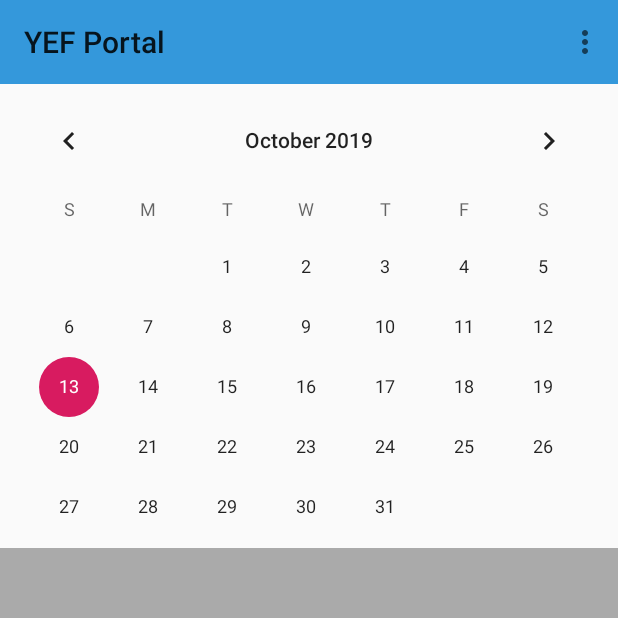
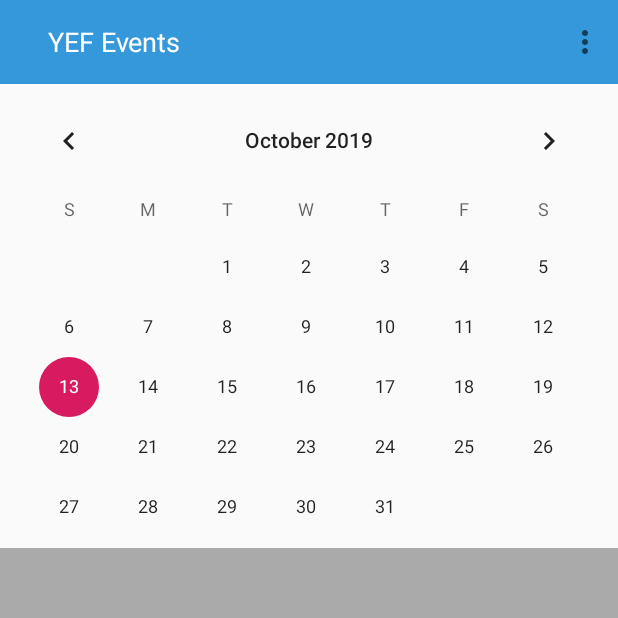
Before and after one commit to dsarkar99/yef-android-app, an Android app: the screen it shows after launch (MainActivity), on a phone screen of 412 x 824 dp, the top half of it. Run offline under Robolectric (Android 15) with nearby library versions, the phone set to English and light mode, and no system bars; pictures from the network do not load.

Commit message:
Added Title text and Options menu in 3 activity. Modified activity java files as well as xml files for the working function of SHARE, RATE, ADMIN LOGIN menu items.

```diff
--- a/app/build.gradle
+++ b/app/build.gradle
@@ -9,6 +9,7 @@ android {
         versionCode 1
         versionName "1.0"
         testInstrumentationRunner "android.support.test.runner.AndroidJUnitRunner"
+        vectorDrawables.useSupportLibrary = true
     }
     buildTypes {
         release {
--- a/app/src/main/AndroidManifest.xml
+++ b/app/src/main/AndroidManifest.xml
@@ -30,7 +30,8 @@
             </intent-filter>
         </activity>
 
-      <activity android:name=".AdminLogin"></activity>
+        <activity android:name=".AdminLogin" />
+        <activity android:name=".Event_detail"/>
 
     </application>
 
--- a/app/src/main/java/com/example/yef/MainActivity.java
+++ b/app/src/main/java/com/example/yef/MainActivity.java
@@ -1,19 +1,28 @@
 package com.example.yef;
 
+import android.content.ActivityNotFoundException;
+import android.content.Context;
 import android.content.Intent;
+import android.net.Uri;
 import android.os.Build;
 import android.os.Bundle;
 import android.support.v7.app.AppCompatActivity;
+import android.support.v7.widget.PopupMenu;
 import android.support.v7.widget.Toolbar;
 import android.view.Menu;
 import android.view.MenuItem;
 import android.view.View;
 import android.view.animation.Animation;
 import android.view.animation.AnimationUtils;
+import android.widget.ImageView;
+import android.widget.TextView;
 import android.widget.Toast;
+
+import org.w3c.dom.Text;
 
 public class MainActivity extends AppCompatActivity {
 
+    Context context = this;
 
     @Override
     protected void onCreate(Bundle savedInstanceState) {
@@ -27,33 +36,6 @@ public class MainActivity extends AppCompatActivity {
         Animation anim = AnimationUtils.loadAnimation(MainActivity.this, R.anim.slide_downtool);
         toolbar.setAnimation(anim);
         whiteNotificationBar(toolbar);
-
-/*        menu.setOnClickListener(new View.OnClickListener() {
-            @Override
-            public void onClick(View view) {
-                PopupMenu popupMenu = new PopupMenu(context,menu);
-                popupMenu.setOnMenuItemClickListener(new PopupMenu.OnMenuItemClickListener() {
-                    @Override
-                    public boolean onMenuItemClick(MenuItem menuItem) {
-
-                        switch (menuItem.getItemId()){
-                            case R.id.admin_link:
-//                                Admin page redirecting
-                                return true;
-                            case R.id.share:
-//                                Application share procedure
-                                return true;
-                            case R.id.rate:
-//                                Link to playstore rating page
-                                return true;
-                        }
-                        return false;
-                    }
-                });
-                popupMenu.inflate(R.menu.options_menu);
-                popupMenu.show();
-            }
-        });*/
     }
 
     //    Function to get to home page activity on title text click.
@@ -82,13 +64,39 @@ public class MainActivity extends AppCompatActivity {
         int id = item.getItemId();
         switch (id){
             case R.id.admin_link:
-                Toast.makeText(getApplicationContext(),"Admin Login",Toast.LENGTH_LONG).show();
+                Intent intent = new Intent(this,AdminLogin.class);
+                startActivity(intent);
+//                Toast.makeText(getApplicationContext(),"Admin Login",Toast.LENGTH_LONG).show();
                 return true;
             case R.id.share:
-                Toast.makeText(getApplicationContext(),"Application share Procedure",Toast.LENGTH_LONG).show();
+                try {
+                    Intent shareIntent = new Intent(Intent.ACTION_SEND);
+                    shareIntent.setType("text/plain");
+                    shareIntent.putExtra(Intent.EXTRA_SUBJECT, R.string.app_name);
+                    String shareMessage= "\nShare this application with your partners!\n";
+                    shareMessage = shareMessage + "https://play.google.com/store/apps/details?id=" + BuildConfig.APPLICATION_ID +"\n";
+                    shareIntent.putExtra(Intent.EXTRA_TEXT, shareMessage);
+                    startActivity(Intent.createChooser(shareIntent, "Choose one"));
+                } catch(Exception e) {
+                    //e.toString();
+                }
+//                Toast.makeText(getApplicationContext(),"Application share Procedure",Toast.LENGTH_LONG).show();
                 return true;
             case R.id.rate:
-                Toast.makeText(getApplicationContext(),"Rate App",Toast.LENGTH_LONG).show();
+                Uri uri = Uri.parse("market://details?id=" + this.getPackageName());
+                Intent goToMarket = new Intent(Intent.ACTION_VIEW, uri);
+                // To count with Play market backstack, After pressing back button,
+                // to taken back to our application, we need to add following flags to intent.
+                goToMarket.addFlags(Intent.FLAG_ACTIVITY_NO_HISTORY |
+                        Intent.FLAG_ACTIVITY_NEW_DOCUMENT |
+                        Intent.FLAG_ACTIVITY_MULTIPLE_TASK);
+                try {
+                    startActivity(goToMarket);
+                } catch (ActivityNotFoundException e) {
+                    startActivity(new Intent(Intent.ACTION_VIEW,
+                            Uri.parse("http://play.google.com/store/apps/details?id=" + this.getPackageName())));
+                }
+//                Toast.makeText(getApplicationContext(),"Rate App",Toast.LENGTH_LONG).show();
                 return true;
             default:
                 return super.onOptionsItemSelected(item);
--- a/app/src/main/res/drawable/ic_more_vert_black_24dp.xml
+++ /dev/null
@@ -1,5 +0,0 @@
-<vector android:autoMirrored="true" android:height="24dp"
-    android:tint="#FFFFFF" android:viewportHeight="24.0"
-    android:viewportWidth="24.0" android:width="24dp" xmlns:android="http://schemas.android.com/apk/res/android">
-    <path android:fillColor="#FF000000" android:pathData="M12,8c1.1,0 2,-0.9 2,-2s-0.9,-2 -2,-2 -2,0.9 -2,2 0.9,2 2,2zM12,10c-1.1,0 -2,0.9 -2,2s0.9,2 2,2 2,-0.9 2,-2 -0.9,-2 -2,-2zM12,16c-1.1,0 -2,0.9 -2,2s0.9,2 2,2 2,-0.9 2,-2 -0.9,-2 -2,-2z"/>
-</vector>
--- a/app/src/main/res/layout/activity_main.xml
+++ b/app/src/main/res/layout/activity_main.xml
@@ -3,14 +3,38 @@
     xmlns:tools="http://schemas.android.com/tools"
     android:id="@+id/constraintlayoutroot"
     android:layout_width="match_parent"
-    android:layout_height="match_parent">
+    android:layout_height="match_parent"
+    tools:context=".MainActivity">
 
     <android.support.v7.widget.Toolbar
         android:id="@+id/toolbar"
         android:layout_width="match_parent"
         android:layout_height="?attr/actionBarSize"
-        android:background="?attr/colorPrimaryDark"
-        tools:ignore="MissingConstraints" />
+        android:background="?attr/colorPrimaryDark">
+
+        <LinearLayout
+            android:layout_width="match_parent"
+            android:layout_height="match_parent"
+            android:orientation="horizontal"
+            android:id="@+id/linear_toolbar">
+
+            <TextView
+                android:id="@+id/title_text"
+                android:layout_width="0dp"
+                android:layout_height="match_parent"
+                android:layout_weight="12"
+                android:clickable="true"
+                android:focusable="true"
+                android:gravity="center_vertical"
+                android:onClick="getToHome"
+                android:paddingLeft="16dp"
+                android:paddingRight="16dp"
+                android:text="@string/title_text"
+                android:textColor="@android:color/white"
+                android:textSize="18sp" />
+        </LinearLayout>
+
+    </android.support.v7.widget.Toolbar>
 
     <LinearLayout
         android:layout_marginTop="60dp"
--- a/app/src/main/res/layout/activity_splash.xml
+++ b/app/src/main/res/layout/activity_splash.xml
@@ -17,7 +17,7 @@
         android:layout_marginEnd="60dp"
         android:layout_marginBottom="60dp"
         android:padding="8dp"
-        app:srcCompat="@drawable/yeficon" />
-
+        app:srcCompat="@drawable/yeficon"
+        android:contentDescription="@string/logo_image"/>
 
 </RelativeLayout>
--- a/app/src/main/res/values/strings.xml
+++ b/app/src/main/res/values/strings.xml
@@ -13,4 +13,8 @@
     <string name="invalid_username">Not a valid username</string>
     <string name="invalid_password">Password must be >5 characters</string>
     <string name="login_failed">"Login failed"</string>
+    <string name="logo_image">Logo Image</string>
+    <string name="title_text">YEF Events</string>
+    <string name="more">More</string>
+    <string name="logout">Logout</string>
 </resources>
--- a/build.gradle
+++ b/build.gradle
@@ -7,7 +7,7 @@ buildscript {
 
     }
     dependencies {
-        classpath 'com.android.tools.build:gradle:3.5.1'
+        classpath 'com.android.tools.build:gradle:3.4.2'
 
         // NOTE: Do not place your application dependencies here; they belong
         // in the individual module build.gradle files
```
Also changed, not shown: app/src/main/java/com/example/yef/AdminLogin.java (+59 -0 lines), app/src/main/java/com/example/yef/Event_detail.java (+65 -0 lines), app/src/main/res/layout/admin_login.xml (+12 -0 lines), app/src/main/res/layout/event_detail.xml (+37 -0 lines), app/src/main/res/menu/options_menu_admin.xml (added, +15 -0 lines), app/src/main/res/menu/options_menu_logout.xml (added, +19 -0 lines).
